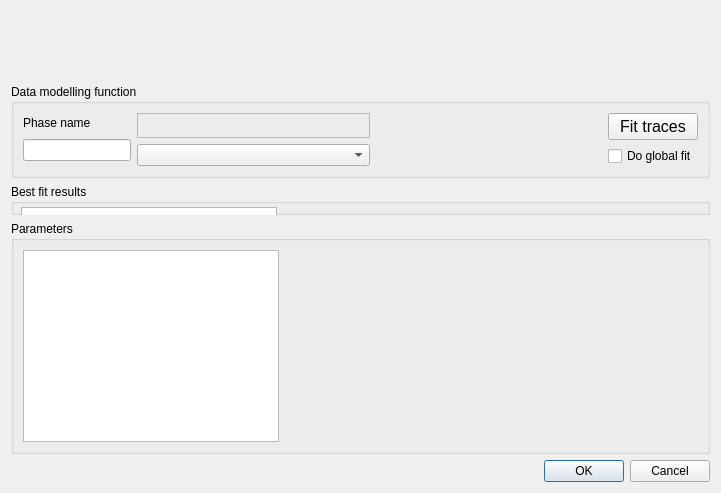
The window that Resources/UI/scrutinize_dialog.ui (ubenu/Blits) describes before a commit, drawn with Qt 5.
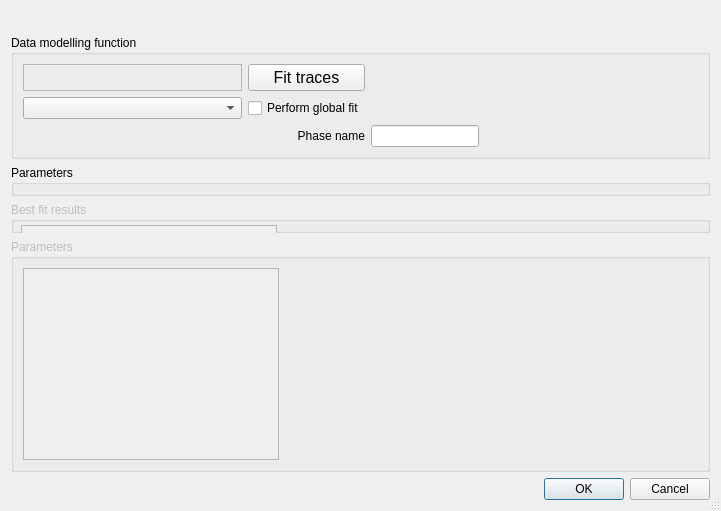
The same window after the commit.

Commit message: Still working on the new grid layout

What changed in the file:
```diff
--- a/Resources/UI/scrutinize_dialog.ui
+++ b/Resources/UI/scrutinize_dialog.ui
@@ -13,11 +13,17 @@
   <property name="windowTitle">
    <string>Analyze traces</string>
   </property>
-  <layout class="QVBoxLayout" name="verticalLayout_3">
+  <property name="sizeGripEnabled">
+   <bool>true</bool>
+  </property>
+  <property name="modal">
+   <bool>true</bool>
+  </property>
+  <layout class="QVBoxLayout" name="vbox_main">
    <item>
     <widget class="QWidget" name="mpl_window" native="true">
      <property name="sizePolicy">
-      <sizepolicy hsizetype="Minimum" vsizetype="Expanding">
+      <sizepolicy hsizetype="MinimumExpanding" vsizetype="MinimumExpanding">
        <horstretch>1</horstretch>
        <verstretch>0</verstretch>
       </sizepolicy>
@@ -32,8 +38,6 @@
     </widget>
    </item>
    <item>
-    <layout class="QVBoxLayout" name="hbox_fit" stretch="1,1,0">
-     <item>
       <widget class="QGroupBox" name="groupBox_2">
        <property name="sizePolicy">
         <sizepolicy hsizetype="Preferred" vsizetype="Preferred">
@@ -45,49 +49,21 @@
         <string>Data modelling function</string>
        </property>
        <layout class="QGridLayout" name="gridLayout">
-        <item row="0" column="0" rowspan="2" colspan="2">
-         <layout class="QVBoxLayout" name="verticalLayout">
-          <item>
-           <widget class="QLabel" name="label">
-            <property name="sizePolicy">
-             <sizepolicy hsizetype="Preferred" vsizetype="Fixed">
-              <horstretch>0</horstretch>
-              <verstretch>0</verstretch>
-             </sizepolicy>
-            </property>
-            <property name="text">
-             <string>Phase name</string>
-            </property>
-           </widget>
-          </item>
-          <item>
-           <widget class="QLineEdit" name="txt_phase_id">
-            <property name="sizePolicy">
-             <sizepolicy hsizetype="Minimum" vsizetype="Fixed">
-              <horstretch>0</horstretch>
-              <verstretch>0</verstretch>
-             </sizepolicy>
-            </property>
-            <property name="minimumSize">
-             <size>
-              <width>0</width>
-              <height>0</height>
-             </size>
-            </property>
-           </widget>
-          </item>
-         </layout>
-        </item>
-        <item row="0" column="2" rowspan="2">
-         <layout class="QVBoxLayout" name="verticalLayout_4">
-          <item>
+      <item row="1" column="0">
            <widget class="QLabel" name="txt_function">
             <property name="sizePolicy">
-             <sizepolicy hsizetype="Preferred" vsizetype="Preferred">
+         <sizepolicy hsizetype="MinimumExpanding" vsizetype="Preferred">
               <horstretch>0</horstretch>
               <verstretch>0</verstretch>
              </sizepolicy>
             </property>
+        <property name="font">
+         <font>
+          <pointsize>11</pointsize>
+          <weight>75</weight>
+          <bold>true</bold>
+         </font>
+        </property>
             <property name="frameShape">
              <enum>QFrame::StyledPanel</enum>
             </property>
@@ -102,7 +78,27 @@
             </property>
            </widget>
           </item>
-          <item>
+      <item row="1" column="1">
+       <widget class="QPushButton" name="btn_calc">
+        <property name="sizePolicy">
+         <sizepolicy hsizetype="Preferred" vsizetype="Fixed">
+          <horstretch>0</horstretch>
+          <verstretch>0</verstretch>
+         </sizepolicy>
+        </property>
+        <property name="font">
+         <font>
+          <pointsize>12</pointsize>
+          <weight>50</weight>
+          <bold>false</bold>
+         </font>
+        </property>
+        <property name="text">
+         <string>Fit traces</string>
+        </property>
+       </widget>
+      </item>
+      <item row="2" column="0">
            <widget class="QComboBox" name="cmb_fit_function">
             <property name="sizePolicy">
              <sizepolicy hsizetype="MinimumExpanding" vsizetype="Fixed">
@@ -112,10 +108,8 @@
             </property>
            </widget>
           </item>
-         </layout>
-        </item>
-        <item row="0" column="3">
-         <spacer name="horizontalSpacer">
+      <item row="1" column="3">
+       <spacer name="horizontalSpacer_2">
           <property name="orientation">
            <enum>Qt::Horizontal</enum>
           </property>
@@ -127,44 +121,69 @@
           </property>
          </spacer>
         </item>
-        <item row="0" column="4">
-         <widget class="QPushButton" name="btn_calc">
-          <property name="sizePolicy">
-           <sizepolicy hsizetype="Preferred" vsizetype="Preferred">
-            <horstretch>0</horstretch>
-            <verstretch>0</verstretch>
-           </sizepolicy>
-          </property>
-          <property name="font">
-           <font>
-            <pointsize>12</pointsize>
-            <weight>50</weight>
-            <bold>false</bold>
-           </font>
-          </property>
-          <property name="text">
-           <string>Fit traces</string>
-          </property>
-         </widget>
-        </item>
-        <item row="1" column="4">
+      <item row="2" column="1">
          <widget class="QCheckBox" name="chk_global">
           <property name="text">
-           <string>Do global fit</string>
+         <string>Perform global fit</string>
+        </property>
+       </widget>
+      </item>
+      <item row="3" column="1">
+       <widget class="QLabel" name="label">
+        <property name="sizePolicy">
+         <sizepolicy hsizetype="Preferred" vsizetype="Fixed">
+          <horstretch>0</horstretch>
+          <verstretch>0</verstretch>
+         </sizepolicy>
+        </property>
+        <property name="text">
+         <string>Phase name</string>
+        </property>
+        <property name="alignment">
+         <set>Qt::AlignRight|Qt::AlignTrailing|Qt::AlignVCenter</set>
+        </property>
+       </widget>
+      </item>
+      <item row="3" column="2">
+       <widget class="QLineEdit" name="txt_phase_id">
+        <property name="sizePolicy">
+         <sizepolicy hsizetype="Minimum" vsizetype="Fixed">
+          <horstretch>0</horstretch>
+          <verstretch>0</verstretch>
+         </sizepolicy>
+        </property>
+        <property name="minimumSize">
+         <size>
+          <width>0</width>
+          <height>0</height>
+         </size>
           </property>
          </widget>
         </item>
        </layout>
-       <zorder>btn_calc</zorder>
-       <zorder>txt_phase_id</zorder>
-       <zorder>txt_phase_id</zorder>
-       <zorder>label</zorder>
-       <zorder>horizontalSpacer</zorder>
-       <zorder>chk_global</zorder>
-      </widget>
-     </item>
+    </widget>
+   </item>
+   <item>
+    <widget class="QGroupBox" name="param_group">
+     <property name="sizePolicy">
+      <sizepolicy hsizetype="MinimumExpanding" vsizetype="MinimumExpanding">
+       <horstretch>0</horstretch>
+       <verstretch>0</verstretch>
+      </sizepolicy>
+     </property>
+     <property name="title">
+      <string>Parameters</string>
+     </property>
+     <zorder>groupBox_2</zorder>
+    </widget>
+   </item>
+   <item>
+    <layout class="QVBoxLayout" name="hbox_fit" stretch="1,0">
      <item>
       <widget class="QGroupBox" name="groupBox">
+       <property name="enabled">
+        <bool>false</bool>
+       </property>
        <property name="sizePolicy">
         <sizepolicy hsizetype="Preferred" vsizetype="Preferred">
          <horstretch>0</horstretch>
@@ -194,6 +213,9 @@
      </item>
      <item>
       <widget class="QGroupBox" name="grp_fit">
+       <property name="enabled">
+        <bool>false</bool>
+       </property>
        <property name="sizePolicy">
         <sizepolicy hsizetype="Minimum" vsizetype="Minimum">
          <horstretch>0</horstretch>
```
Lines whose indentation alone changed are shown as unchanged. The commit also changes 2 other files.
